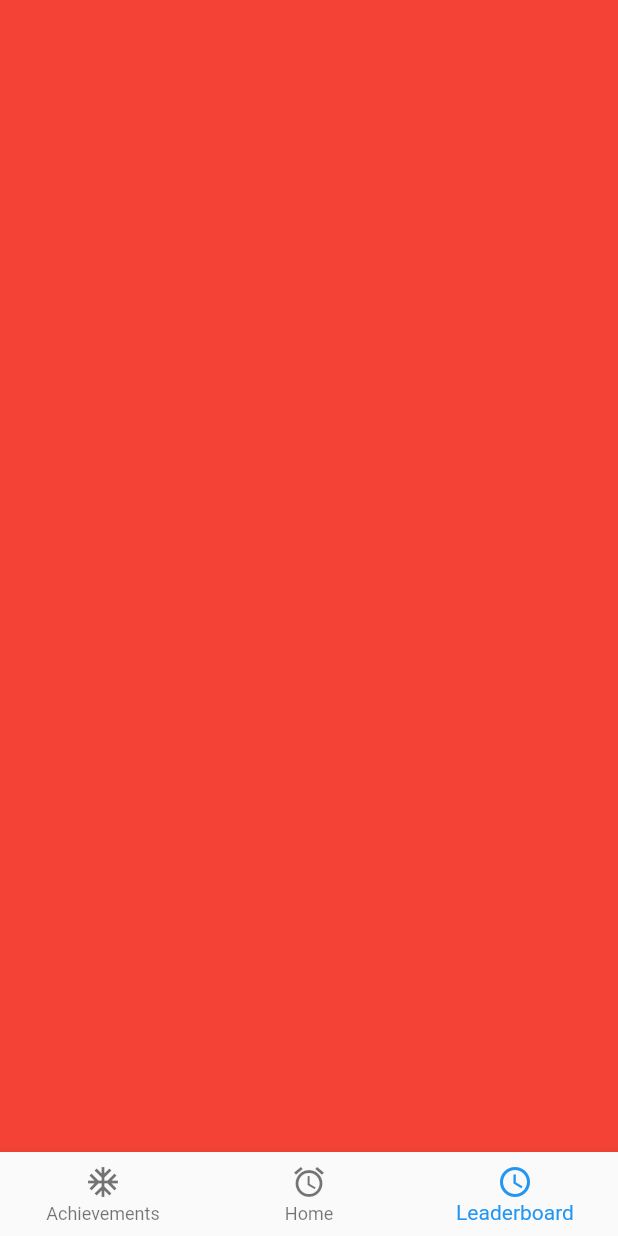
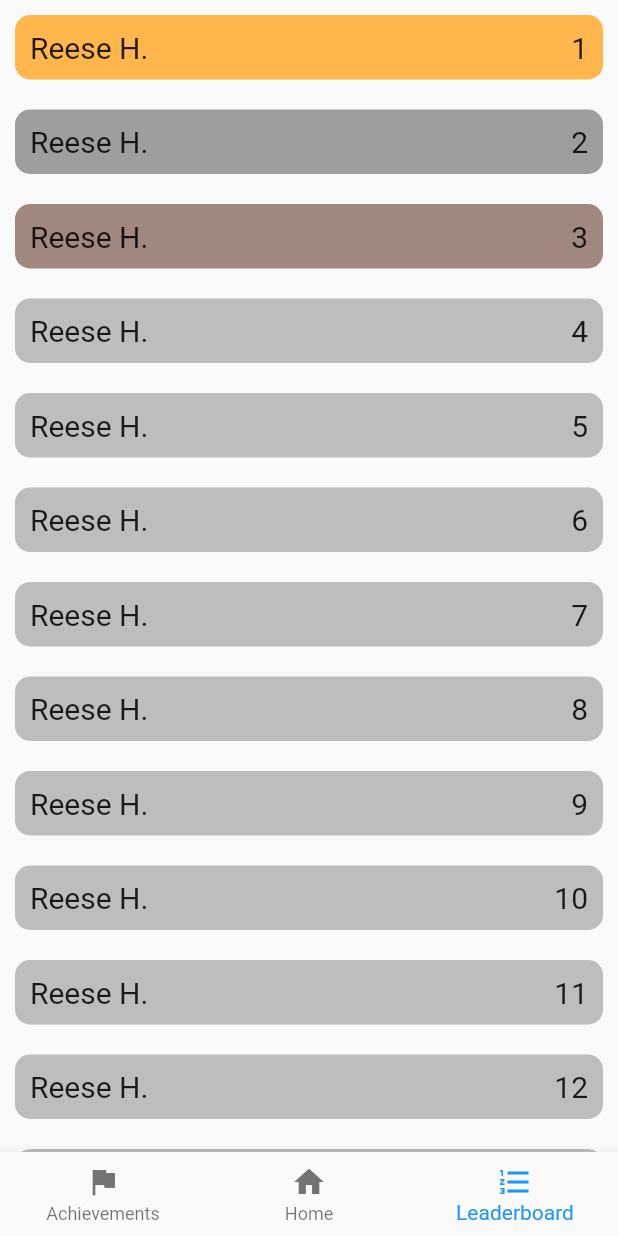
Before and after one commit to akshatdotcom/EarthxHack2020, a Flutter app: the screen it shows after launch, item 3 of the bottom bar chosen, on a phone screen of 412 x 824 dp. Run offline on Flutter 3.47's test engine with Material 2 defaults, Android fonts, the phone set to English and light mode, and no system bars.

Commit message:
added achievement and leaderboard page

```diff
--- a/Flutter/lib/leaderboard.dart
+++ b/Flutter/lib/leaderboard.dart
@@ -9,7 +9,81 @@ class _LeaderboardPageState extends State<LeaderboardPage> {
   @override
   Widget build(BuildContext context) {
     return Container(
-      color: Colors.red,
+      child: SingleChildScrollView(
+        child: Column(
+          children: <Widget>[
+            LeaderboardItem('Reese H.', 1),
+            LeaderboardItem('Reese H.', 2),
+            LeaderboardItem('Reese H.', 3),
+            LeaderboardItem('Reese H.', 4),
+            LeaderboardItem('Reese H.', 5),
+            LeaderboardItem('Reese H.', 6),
+            LeaderboardItem('Reese H.', 7),
+            LeaderboardItem('Reese H.', 8),
+            LeaderboardItem('Reese H.', 9),
+            LeaderboardItem('Reese H.', 10),
+            LeaderboardItem('Reese H.', 11),
+            LeaderboardItem('Reese H.', 12),
+            LeaderboardItem('Reese H.', 13),
+            LeaderboardItem('Reese H.', 14),
+            LeaderboardItem('Reese H.', 15),
+            LeaderboardItem('Reese H.', 16),
+            LeaderboardItem('Reese H.', 17),
+            LeaderboardItem('Reese H.', 18),
+            LeaderboardItem('Reese H.', 19),
+            LeaderboardItem('Reese H.', 20),
+          ],
+        ),
+      ),
     );
   }
 }
+
+class LeaderboardItem extends StatefulWidget {
+  final String user;
+  final int place;
+  LeaderboardItem(this.user, this.place);
+  @override
+  _LeaderboardItemState createState() => _LeaderboardItemState();
+}
+
+class _LeaderboardItemState extends State<LeaderboardItem> {
+  Color bgColor;
+  @override
+  Widget build(BuildContext context) {
+    if (widget.place == 1) {
+      bgColor = Colors.orange[300];
+    } else if (widget.place == 2) {
+      bgColor = Colors.grey;
+    } else if (widget.place == 3) {
+      bgColor = Colors.brown[300];
+    } else {
+      bgColor = Colors.grey[400];
+    }
+    return InkWell(
+      child: Container(
+        margin: EdgeInsets.all(10),
+        padding: EdgeInsets.all(10),
+        decoration: BoxDecoration(
+          color: bgColor,
+          borderRadius: BorderRadius.circular(10),
+        ),
+        child: Row(
+          children: <Widget>[
+            Text(
+              widget.user,
+              style: TextStyle(fontSize: 20),
+            ),
+            Expanded(
+              child: SizedBox(),
+            ),
+            Text(
+              widget.place.toString(),
+              style: TextStyle(fontSize: 20),
+            ),
+          ],
+        ),
+      ),
+    );
+  }
+}
--- a/Flutter/lib/main.dart
+++ b/Flutter/lib/main.dart
@@ -50,15 +50,15 @@ class _MyHomePageState extends State<MyHomePage> {
         onTap: switchIndex,
         items: [
           BottomNavigationBarItem(
-            icon: Icon(Icons.ac_unit),
+            icon: Icon(Icons.flag),
             title: Text('Achievements'),
           ),
           BottomNavigationBarItem(
-            icon: Icon(Icons.access_alarm),
+            icon: Icon(Icons.home),
             title: Text('Home'),
           ),
           BottomNavigationBarItem(
-            icon: Icon(Icons.access_time),
+            icon: Icon(Icons.format_list_numbered),
             title: Text('Leaderboard'),
           ),
         ],
```
Also changed, not shown: Flutter/lib/achievements.dart (+70 -1 lines), Flutter/lib/home.dart (+36 -27 lines).
